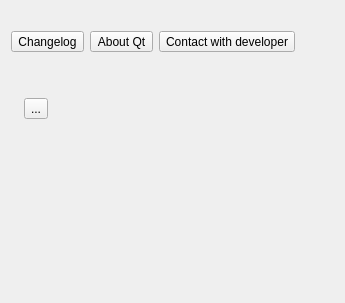
Before: the Qt Designer form app/about_ui/aboutdialog.ui in olegantonyan/mpz, drawn with Qt 5.
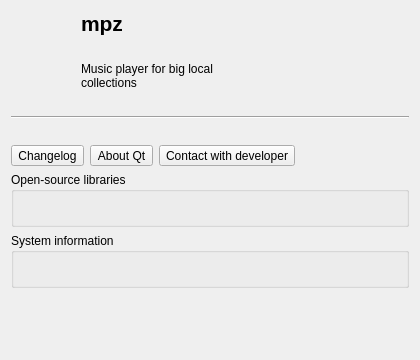
After: the same form once the commit is applied. Icons and pictures are not drawn.

Commit message: improve about dialog

Diff of the .ui file:
```diff
--- a/app/about_ui/aboutdialog.ui
+++ b/app/about_ui/aboutdialog.ui
@@ -6,8 +6,8 @@
    <rect>
     <x>0</x>
     <y>0</y>
-    <width>345</width>
-    <height>303</height>
+    <width>420</width>
+    <height>360</height>
    </rect>
   </property>
   <property name="windowTitle">
@@ -15,7 +15,97 @@
   </property>
   <layout class="QVBoxLayout" name="verticalLayout">
    <item>
-    <widget class="QLabel" name="infoLabel">
+    <layout class="QHBoxLayout" name="headerLayout">
+     <item>
+      <widget class="QLabel" name="iconLabel">
+       <property name="minimumSize">
+        <size>
+         <width>64</width>
+         <height>64</height>
+        </size>
+       </property>
+       <property name="maximumSize">
+        <size>
+         <width>64</width>
+         <height>64</height>
+        </size>
+       </property>
+       <property name="pixmap">
+        <pixmap resource="../../resources.qrc">:/app/resources/icons/64x64/mpz.png</pixmap>
+       </property>
+       <property name="scaledContents">
+        <bool>true</bool>
+       </property>
+       <property name="alignment">
+        <set>Qt::AlignmentFlag::AlignLeading|Qt::AlignmentFlag::AlignLeft|Qt::AlignmentFlag::AlignTop</set>
+       </property>
+      </widget>
+     </item>
+     <item>
+      <layout class="QVBoxLayout" name="headerTextLayout">
+       <item>
+        <widget class="QLabel" name="nameLabel">
+         <property name="font">
+          <font>
+           <pointsize>16</pointsize>
+           <bold>true</bold>
+          </font>
+         </property>
+         <property name="text">
+          <string>mpz</string>
+         </property>
+        </widget>
+       </item>
+       <item>
+        <widget class="QLabel" name="versionLabel">
+         <property name="text">
+          <string/>
+         </property>
+        </widget>
+       </item>
+       <item>
+        <widget class="QLabel" name="taglineLabel">
+         <property name="text">
+          <string>Music player for big local collections</string>
+         </property>
+         <property name="wordWrap">
+          <bool>true</bool>
+         </property>
+        </widget>
+       </item>
+       <item>
+        <widget class="QLabel" name="linksLabel">
+         <property name="text">
+          <string/>
+         </property>
+        </widget>
+       </item>
+      </layout>
+     </item>
+     <item>
+      <spacer name="headerSpacer">
+       <property name="orientation">
+        <enum>Qt::Orientation::Horizontal</enum>
+       </property>
+       <property name="sizeHint" stdset="0">
+        <size>
+         <width>40</width>
+         <height>20</height>
+        </size>
+       </property>
+      </spacer>
+     </item>
+    </layout>
+   </item>
+   <item>
+    <widget class="Line" name="headerLine">
+     <property name="orientation">
+      <enum>Qt::Orientation::Horizontal</enum>
+     </property>
+    </widget>
+   </item>
+   <item>
+    <widget class="QLabel" name="copyrightLabel">
      <property name="text">
       <string/>
      </property>
@@ -60,53 +150,40 @@
     </layout>
    </item>
    <item>
-    <widget class="QLabel" name="opensourceLabel">
-     <property name="text">
-      <string/>
+    <widget class="QGroupBox" name="librariesGroup">
+     <property name="title">
+      <string>Open-source libraries</string>
      </property>
+     <layout class="QVBoxLayout" name="librariesLayout">
+      <item>
+       <widget class="QLabel" name="opensourceLabel">
+        <property name="text">
+         <string/>
+        </property>
+        <property name="wordWrap">
+         <bool>true</bool>
+        </property>
+       </widget>
+      </item>
+     </layout>
     </widget>
    </item>
    <item>
-    <widget class="QLabel" name="sysinfo">
-     <property name="text">
-      <string/>
+    <widget class="QGroupBox" name="systemGroup">
+     <property name="title">
+      <string>System information</string>
      </property>
+     <layout class="QVBoxLayout" name="systemLayout">
+      <item>
+       <widget class="QLabel" name="sysinfo">
+        <property name="text">
+         <string/>
+        </property>
+       </widget>
+      </item>
+     </layout>
     </widget>
    </item>
-   <item>
-    <layout class="QHBoxLayout" name="horizontalLayout_2">
-     <item>
-      <widget class="QLabel" name="configfileLabel">
-       <property name="text">
-        <string/>
-       </property>
-      </widget>
-     </item>
-     <item>
-      <widget class="QToolButton" name="configfileButton">
-       <property name="text">
-        <string>...</string>
-       </property>
-       <property name="icon">
-        <iconset theme="QIcon::ThemeIcon::FolderOpen"/>
-       </property>
-      </widget>
-     </item>
-     <item>
-      <spacer name="horizontalSpacer_2">
-       <property name="orientation">
-        <enum>Qt::Orientation::Horizontal</enum>
-       </property>
-       <property name="sizeHint" stdset="0">
-        <size>
-         <width>40</width>
-         <height>20</height>
-        </size>
-       </property>
-      </spacer>
-     </item>
-    </layout>
-   </item>
    <item>
     <spacer name="verticalSpacer">
      <property name="orientation">
```
Left out of the diff: 8 changed lines with no effect on the pictures. The commit also changes 2 other files.
